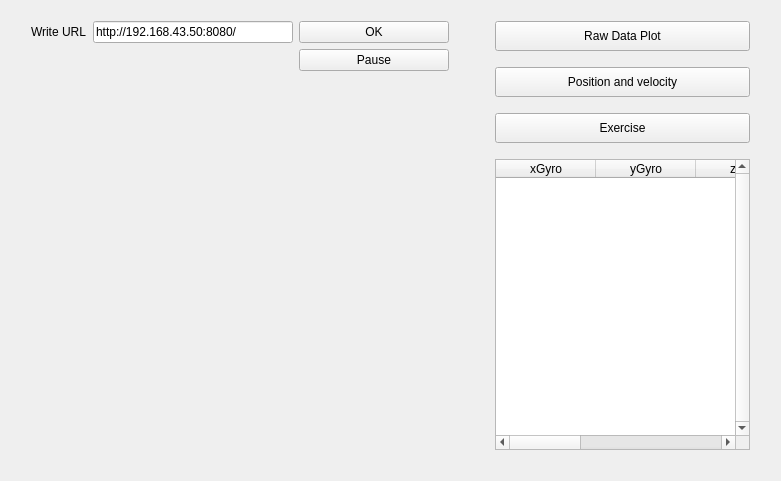
This is MainWindow.ui in Dajana9/MPU6050-Rpi2-Qt as Qt 5 draws it before an edit. The edited form follows.
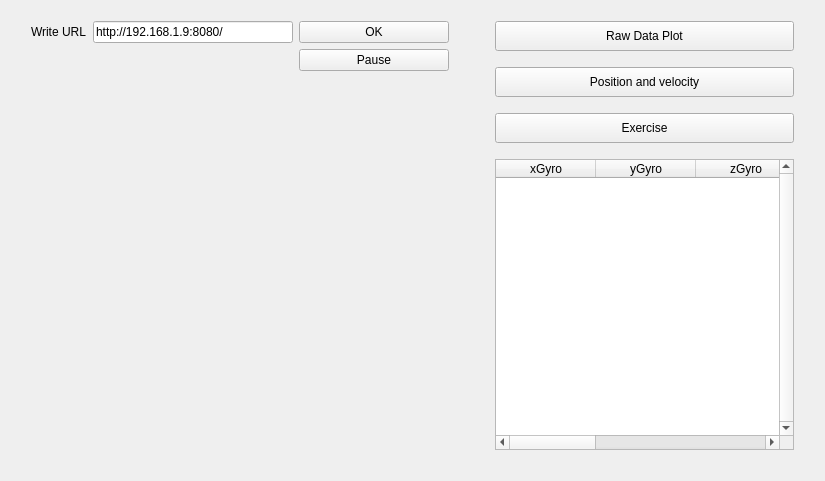
This is the edited form. Custom widgets are drawn as their Qt base class.

Patch:
```diff
--- a/MainWindow.ui
+++ b/MainWindow.ui
@@ -6,7 +6,7 @@
    <rect>
     <x>0</x>
     <y>0</y>
-    <width>781</width>
+    <width>825</width>
     <height>481</height>
    </rect>
   </property>
@@ -53,7 +53,7 @@
            </size>
           </property>
           <property name="text">
-           <string>http://192.168.43.50:8080/</string>
+           <string>http://192.168.1.9:8080/</string>
           </property>
          </widget>
         </item>
@@ -260,7 +260,7 @@
       <item>
        <widget class="QTableWidget" name="tableWidget">
         <property name="sizePolicy">
-         <sizepolicy hsizetype="Minimum" vsizetype="Expanding">
+         <sizepolicy hsizetype="MinimumExpanding" vsizetype="Expanding">
           <horstretch>0</horstretch>
           <verstretch>0</verstretch>
          </sizepolicy>
```
